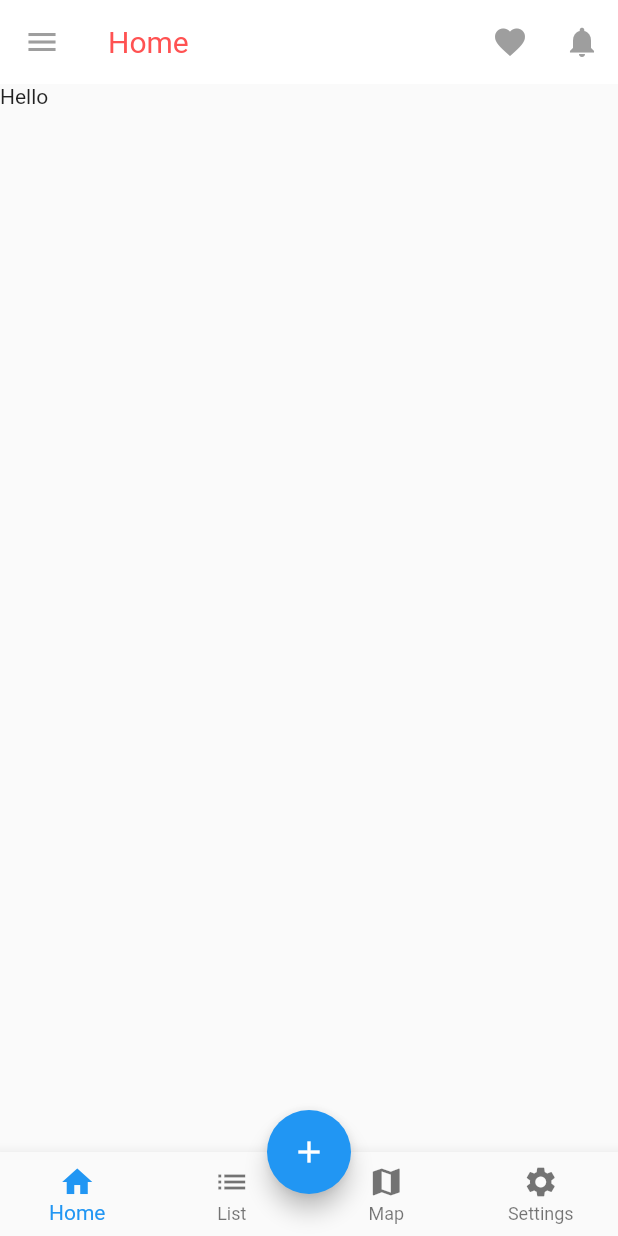
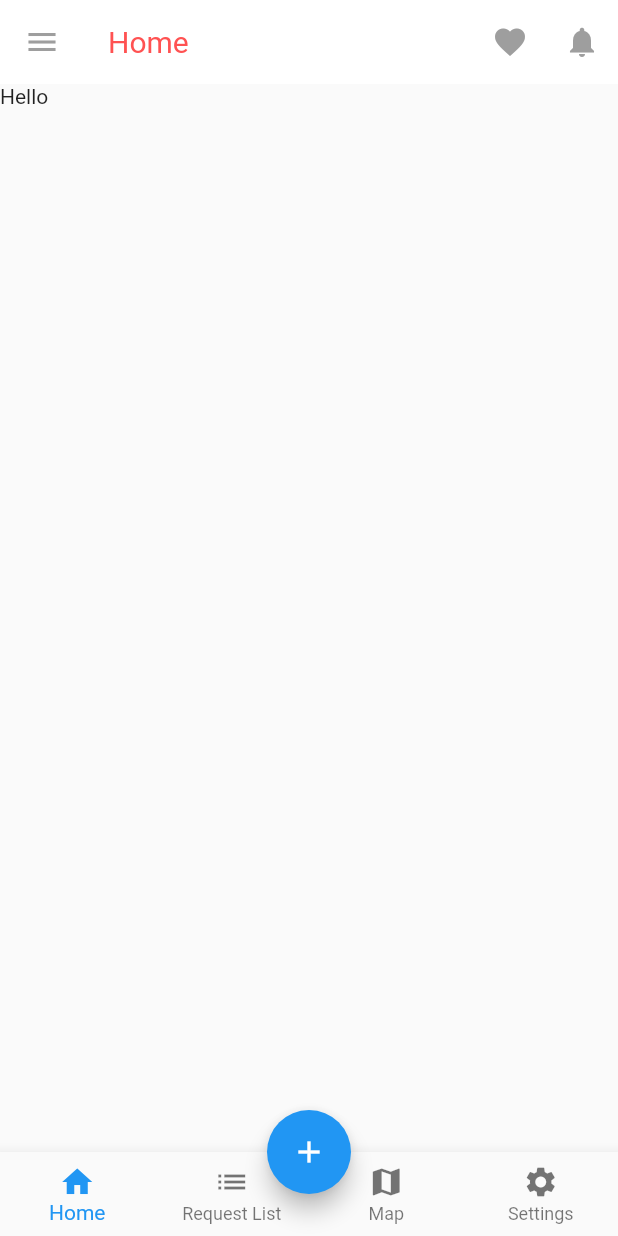
Before and after one commit to limiRatnayake/Blood-Collector, a Flutter app: the HomePage screen opened by its route, on a phone screen of 412 x 824 dp. Run offline on Flutter 3.47's test engine with Material 2 defaults, Android fonts, the phone set to English and light mode, and no system bars.

Commit message:
Blood-Collector

```diff
--- a/lib/UI/widgets/home_view.dart
+++ b/lib/UI/widgets/home_view.dart
@@ -169,7 +169,7 @@ class _HomePageState extends State<HomePage>
               title: Text('Home'),
             ),
             BottomNavigationBarItem(
-                icon: Icon(Icons.list), title: Text('List')),
+                icon: Icon(Icons.list), title: Text('Request List')),
             BottomNavigationBarItem(icon: Icon(Icons.map), title: Text('Map')),
             BottomNavigationBarItem(
                 icon: Icon(Icons.settings), title: Text('Settings')),
```
